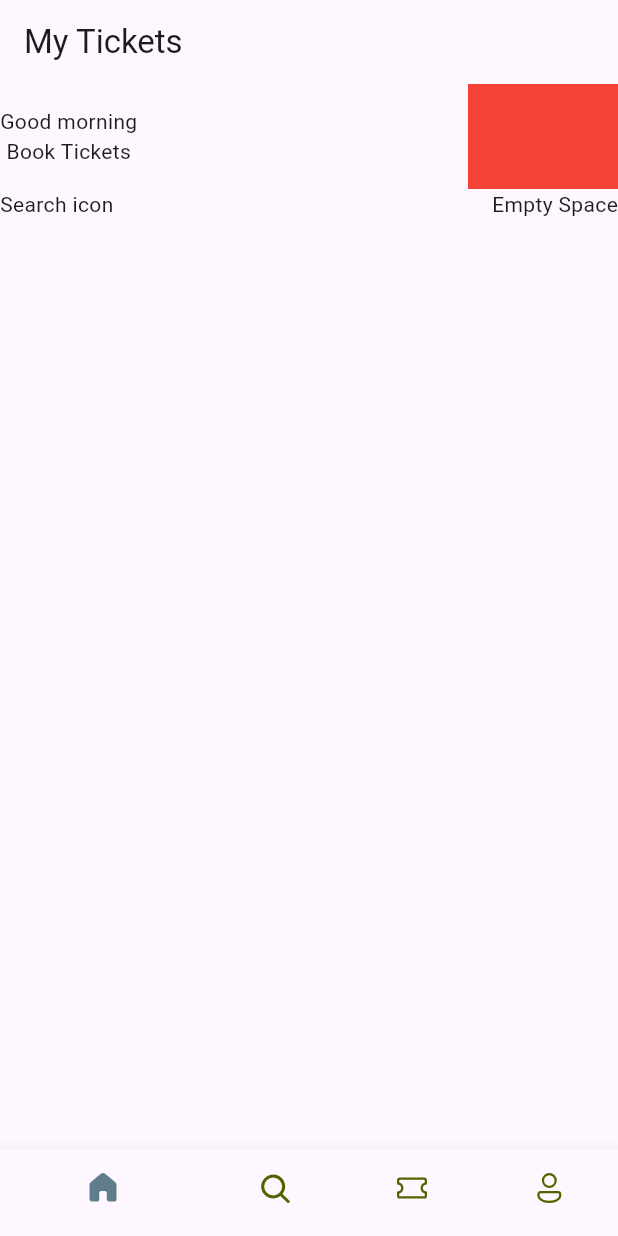
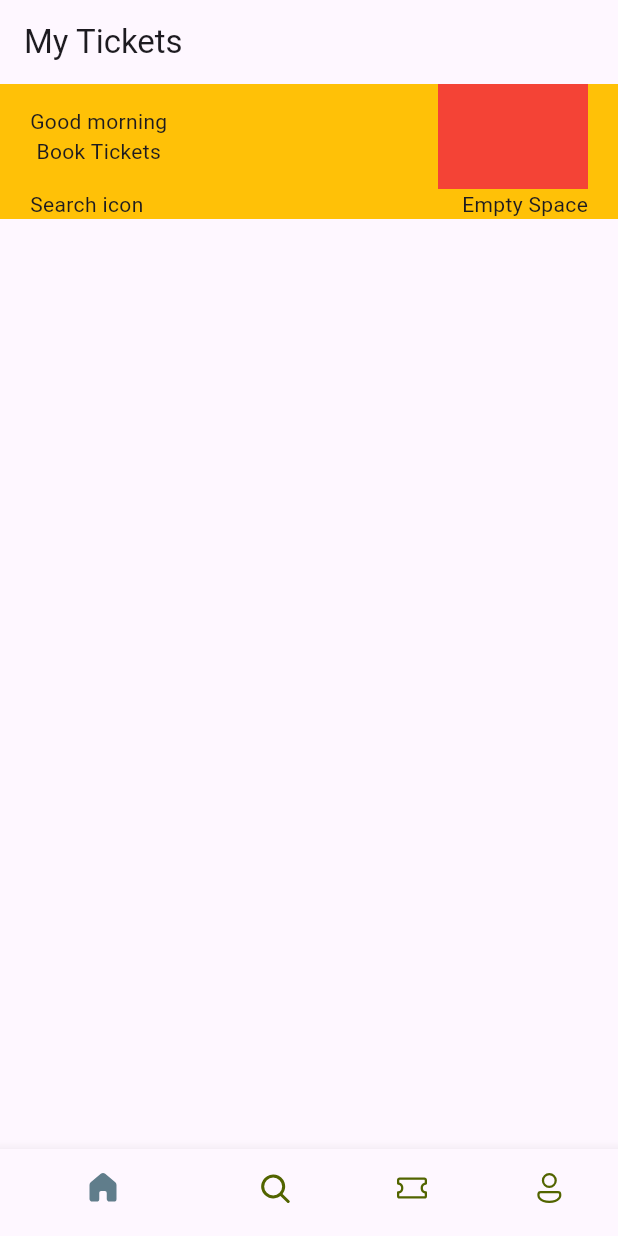
Before and after one commit to GuitherezDika/ticket_app, a Flutter app: the screen it shows after launch, on a phone screen of 412 x 824 dp. Run offline on Flutter 3.47's test engine with Material 3 defaults, Android fonts, the phone set to English and light mode, and no system bars; our stand-ins replace fluentui_icons.

Commit message:
learn container-padding-edge insets

```diff
--- a/lib/screen/home_screen.dart
+++ b/lib/screen/home_screen.dart
@@ -9,7 +9,13 @@ class HomeScreen extends StatelessWidget {
       // appBar: ,// untuk child screen tidak perlu set AppBar
       body: ListView(// Scrollable Effect
         children: [
-          Column(// box besar
+          Container(
+            color: Colors.amber,
+            // EdgeInsets dimasukkan dalam padding margin dll
+            // EdgeInsets = menentukan jarak tepi kanan, kiri, atas, bawah
+            // simetrik horizontal atau simetrik vertical
+            padding: const EdgeInsets.symmetric(horizontal: 20),
+            child: Column(// box besar
               children: [
                 Row(
                   // mainAxisAlignment = membuat komponen berderet
@@ -39,6 +45,7 @@ class HomeScreen extends StatelessWidget {
                   ],
                 )
               ],
+            ),
           )
         ],
       ),
```
Lines whose indentation alone changed are shown as unchanged.
